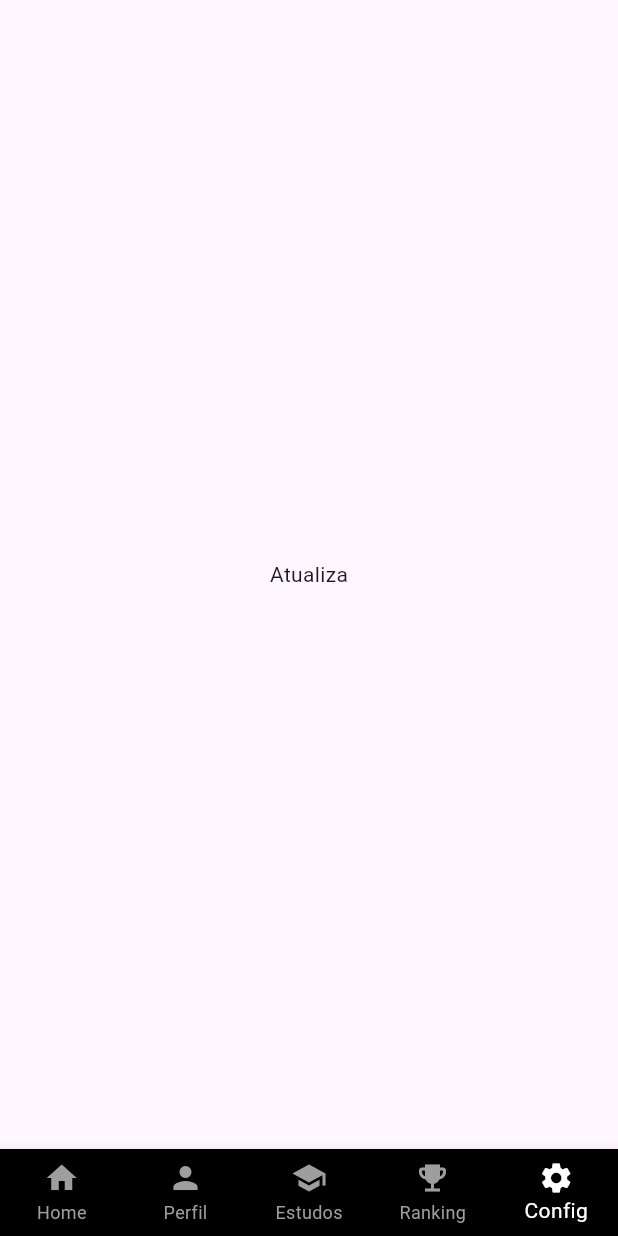
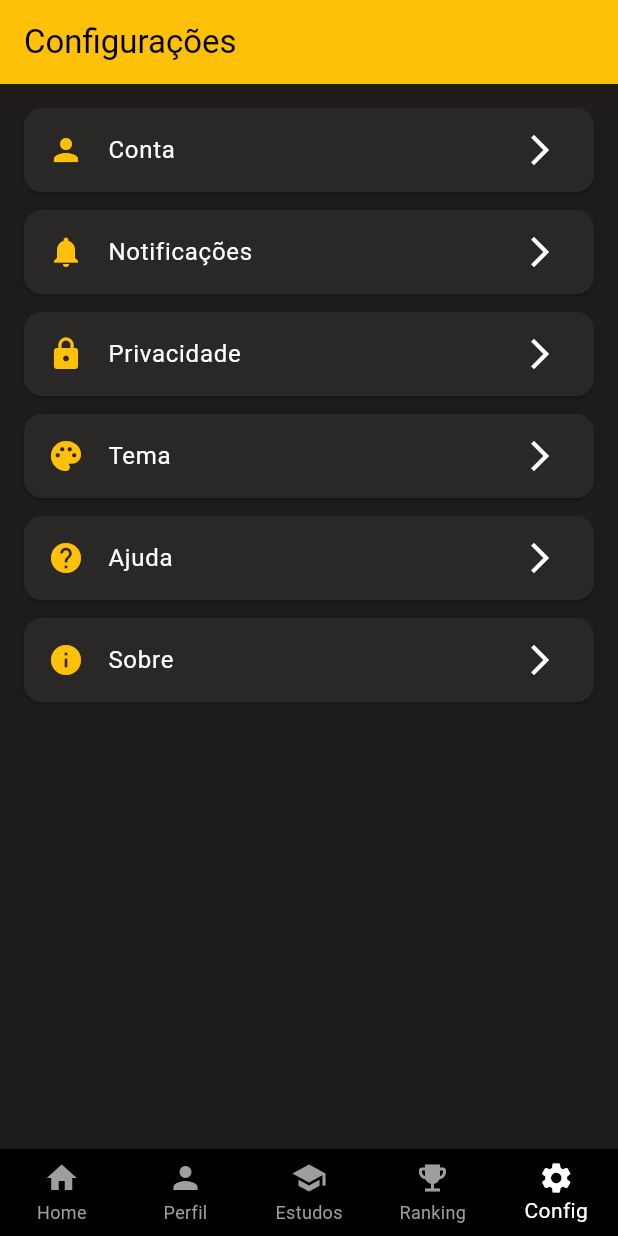
Before and after one commit to temjeitotcc/temjeitotcc, a Flutter app: the screen it shows after launch, swiped to page 5, on a phone screen of 412 x 824 dp. Run offline on Flutter 3.47's test engine with Material 3 defaults, Android fonts, the light colour scheme and no system bars.

Commit message:
Versão 1.2 - tela config/sobre

```diff
--- a/lib/main.dart
+++ b/lib/main.dart
@@ -1,4 +1,5 @@
 import 'package:flutter/material.dart';
+import 'tela_config.dart';
 
 void main() {
   runApp(const MyApp());
@@ -55,12 +56,12 @@ class _MainScreenState extends State<MainScreen> {
             currentIndex = index;
           });
         },
-        children: const [
+        children: [
           Center(child: Text("Guigs")),
           Center(child: Text("Luiza")), // corrigido espaço
-          StudyScreen(),
+          MenuDesafios(),
           Center(child: Text("David")),
-          Center(child: Text("Atualiza")),
+          TelaConfig(),
         ],
       ),
 
@@ -88,8 +89,8 @@ class _MainScreenState extends State<MainScreen> {
 
 //---------------------------------------------------------------------------------------------------------------------------------------------------------
 
-class StudyScreen extends StatelessWidget {
-  const StudyScreen({super.key});
+class MenuDesafios extends StatelessWidget {
+  const MenuDesafios({super.key});
 
   @override
   Widget build(BuildContext context) {
--- /dev/null
+++ b/lib/tela_config.dart
@@ -0,0 +1,78 @@
+import 'package:flutter/material.dart';
+
+class TelaConfig extends StatelessWidget {
+  const TelaConfig({super.key});
+
+  @override
+  Widget build(BuildContext context) {
+    return Scaffold(
+      backgroundColor: const Color(0xFF1E1B1B),
+      appBar: AppBar(
+        backgroundColor: const Color(0xFFFFC107),
+        title: const Text(
+          "Configurações",
+          style: TextStyle(color: Colors.black),
+        ),
+        iconTheme: const IconThemeData(color: Colors.black),
+      ),
+      body: ListView(
+        padding: const EdgeInsets.all(16),
+        children: [
+          _buildItem(Icons.person, "Conta", context),
+          _buildItem(Icons.notifications, "Notificações", context),
+          _buildItem(Icons.lock, "Privacidade", context),
+          _buildItem(Icons.palette, "Tema", context),
+          _buildItem(Icons.help, "Ajuda", context),
+          _buildItem(Icons.info, "Sobre", context),
+        ],
+      ),
+    );
+  }
+
+  Widget _buildItem(IconData icon, String text, BuildContext context) {
+    return Card(
+      color: const Color(0xFF2A2727),
+      margin: const EdgeInsets.only(bottom: 12),
+      child: ListTile(
+        leading: Icon(icon, color: const Color(0xFFFFC107)),
+        title: Text(text, style: const TextStyle(color: Colors.white)),
+        trailing: const Icon(Icons.arrow_forward_ios, color: Colors.white),
+        onTap: () {
+          if (text == "Sobre") {
+            Navigator.push(
+              context,
+              MaterialPageRoute(builder: (context) => const TelaSobre()),
+            );
+          }
+        },
+      ),
+    );
+  }
+}
+
+//----------------------------------------------------------------TELA SOBRE----------------------------------------------------------
+class TelaSobre extends StatelessWidget {
+  const TelaSobre({super.key});
+
+  @override
+  Widget build(BuildContext context) {
+    return Scaffold(
+      backgroundColor: const Color(0xFF1E1B1B),
+      appBar: AppBar(
+        backgroundColor: const Color(0xFFFFC107),
+        title: const Text("Sobre", style: TextStyle(color: Colors.black)),
+        iconTheme: const IconThemeData(color: Colors.black),
+      ),
+      body: const Padding(
+        padding: EdgeInsets.all(16),
+        child: Text(
+          "Este aplicativo foi desenvolvido para ajudar no aprendizado.\n\n"
+          "Versão: 1.0\n"
+          "Desenvolvedor: Guilherme\n"
+          "Projeto: TCC",
+          style: TextStyle(color: Colors.white, fontSize: 16),
+        ),
+      ),
+    );
+  }
+}
```
